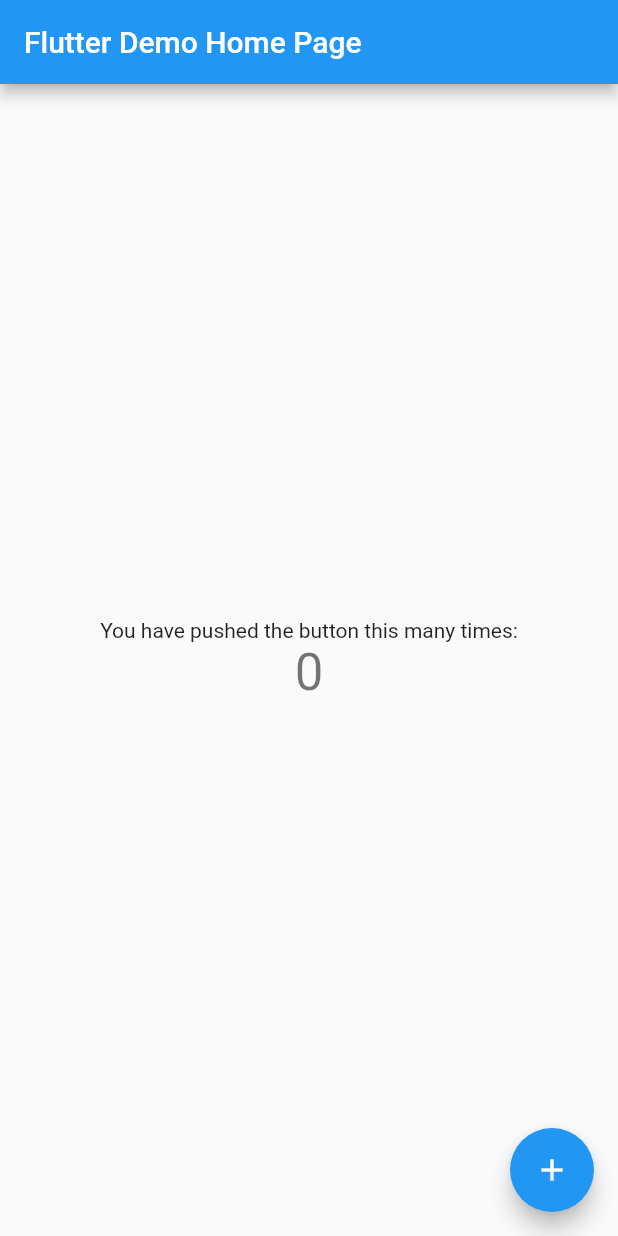
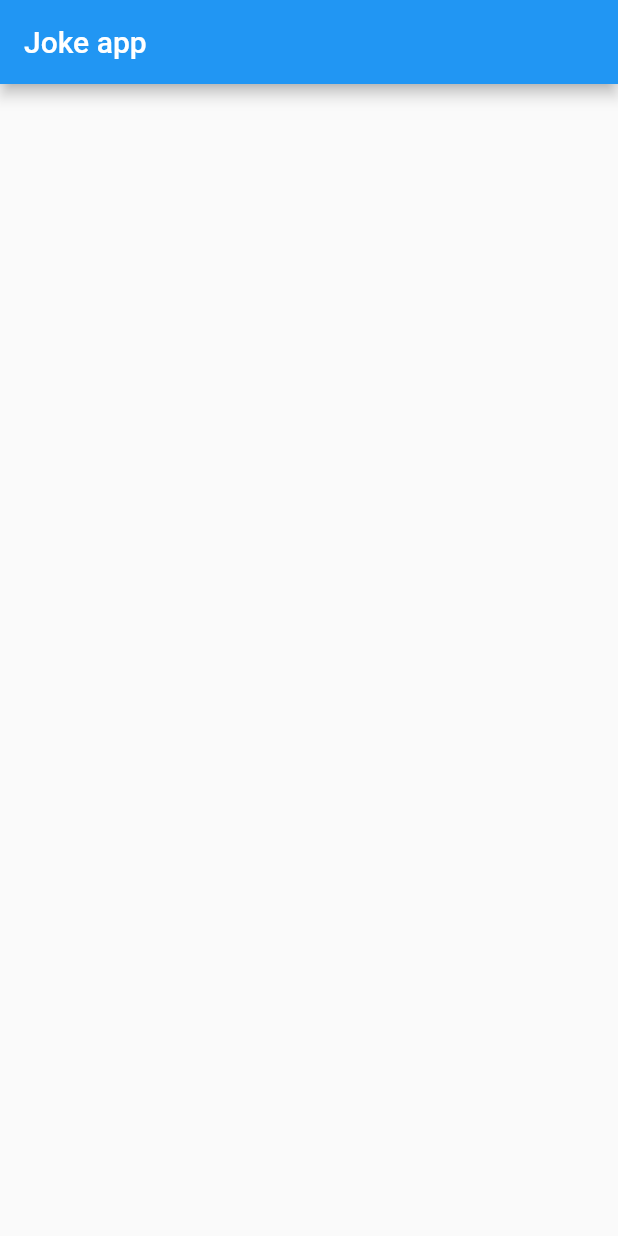
Before and after one commit to janupasilva2005/Joke_app, a Flutter app: the screen it shows after launch, on a phone screen of 412 x 824 dp. Run offline on Flutter 3.47's test engine with Material 2 defaults, Android fonts, the phone set to English and light mode, and no system bars.

Commit message:
Removed boilerplate code

```diff
--- a/lib/main.dart
+++ b/lib/main.dart
@@ -1,115 +1,39 @@
 import 'package:flutter/material.dart';
 
 void main() {
-  runApp(const MyApp());
+  // Running the app
+  runApp(const Main());
 }
 
-class MyApp extends StatelessWidget {
-  const MyApp({super.key});
+// Main
+class Main extends StatelessWidget {
+  const Main({super.key});
 
-  // This widget is the root of your application.
   @override
   Widget build(BuildContext context) {
-    return MaterialApp(
-      title: 'Flutter Demo',
-      theme: ThemeData(
-        // This is the theme of your application.
-        //
-        // Try running your application with "flutter run". You'll see the
-        // application has a blue toolbar. Then, without quitting the app, try
-        // changing the primarySwatch below to Colors.green and then invoke
-        // "hot reload" (press "r" in the console where you ran "flutter run",
-        // or simply save your changes to "hot reload" in a Flutter IDE).
-        // Notice that the counter didn't reset back to zero; the application
-        // is not restarted.
-        primarySwatch: Colors.blue,
-      ),
-      home: const MyHomePage(title: 'Flutter Demo Home Page'),
+    return const MaterialApp(
+      title: 'Joke app',
+      home: Body(),
     );
   }
 }
 
-class MyHomePage extends StatefulWidget {
-  const MyHomePage({super.key, required this.title});
-
-  // This widget is the home page of your application. It is stateful, meaning
-  // that it has a State object (defined below) that contains fields that affect
-  // how it looks.
-
-  // This class is the configuration for the state. It holds the values (in this
-  // case the title) provided by the parent (in this case the App widget) and
-  // used by the build method of the State. Fields in a Widget subclass are
-  // always marked "final".
-
-  final String title;
+// Body
+class Body extends StatefulWidget {
+  const Body({super.key});
 
   @override
-  State<MyHomePage> createState() => _MyHomePageState();
+  State<Body> createState() => _BodyState();
 }
 
-class _MyHomePageState extends State<MyHomePage> {
-  int _counter = 0;
-
-  void _incrementCounter() {
-    setState(() {
-      // This call to setState tells the Flutter framework that something has
-      // changed in this State, which causes it to rerun the build method below
-      // so that the display can reflect the updated values. If we changed
-      // _counter without calling setState(), then the build method would not be
-      // called again, and so nothing would appear to happen.
-      _counter++;
-    });
-  }
-
+class _BodyState extends State<Body> {
   @override
   Widget build(BuildContext context) {
-    // This method is rerun every time setState is called, for instance as done
-    // by the _incrementCounter method above.
-    //
-    // The Flutter framework has been optimized to make rerunning build methods
-    // fast, so that you can just rebuild anything that needs updating rather
-    // than having to individually change instances of widgets.
     return Scaffold(
+      body: Container(),
       appBar: AppBar(
-        // Here we take the value from the MyHomePage object that was created by
-        // the App.build method, and use it to set our appbar title.
-        title: Text(widget.title),
+        title: const Text('Joke app'),
       ),
-      body: Center(
-        // Center is a layout widget. It takes a single child and positions it
-        // in the middle of the parent.
-        child: Column(
-          // Column is also a layout widget. It takes a list of children and
-          // arranges them vertically. By default, it sizes itself to fit its
-          // children horizontally, and tries to be as tall as its parent.
-          //
-          // Invoke "debug painting" (press "p" in the console, choose the
-          // "Toggle Debug Paint" action from the Flutter Inspector in Android
-          // Studio, or the "Toggle Debug Paint" command in Visual Studio Code)
-          // to see the wireframe for each widget.
-          //
-          // Column has various properties to control how it sizes itself and
-          // how it positions its children. Here we use mainAxisAlignment to
-          // center the children vertically; the main axis here is the vertical
-          // axis because Columns are vertical (the cross axis would be
-          // horizontal).
-          mainAxisAlignment: MainAxisAlignment.center,
-          children: <Widget>[
-            const Text(
-              'You have pushed the button this many times:',
-            ),
-            Text(
-              '$_counter',
-              style: Theme.of(context).textTheme.headline4,
-            ),
-          ],
-        ),
-      ),
-      floatingActionButton: FloatingActionButton(
-        onPressed: _incrementCounter,
-        tooltip: 'Increment',
-        child: const Icon(Icons.add),
-      ), // This trailing comma makes auto-formatting nicer for build methods.
     );
   }
 }
```
